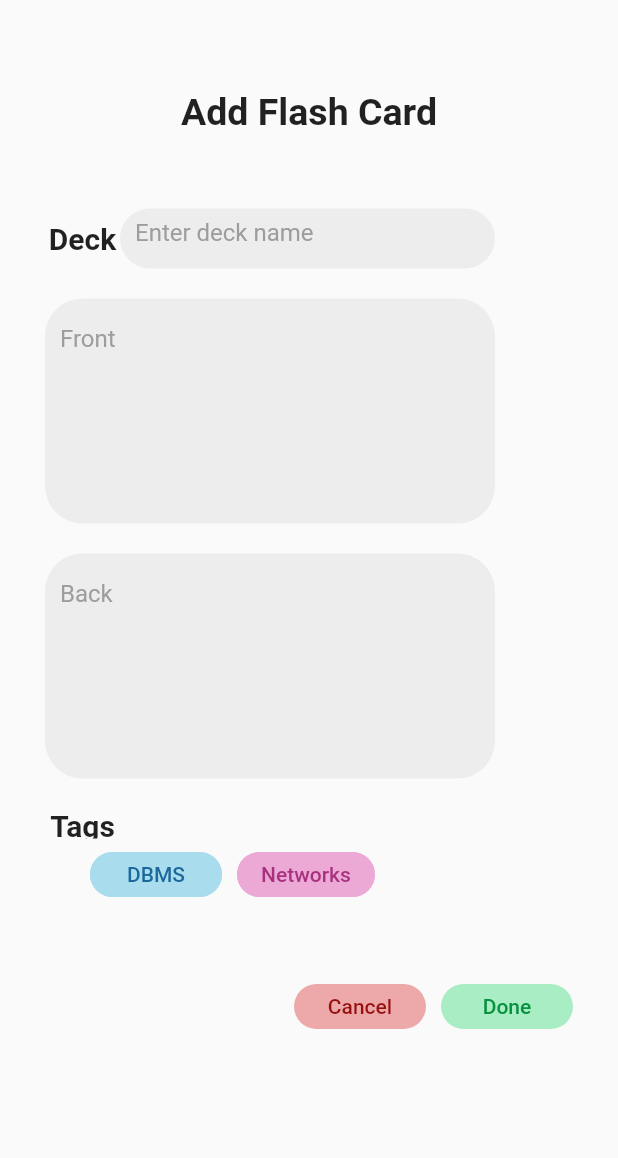
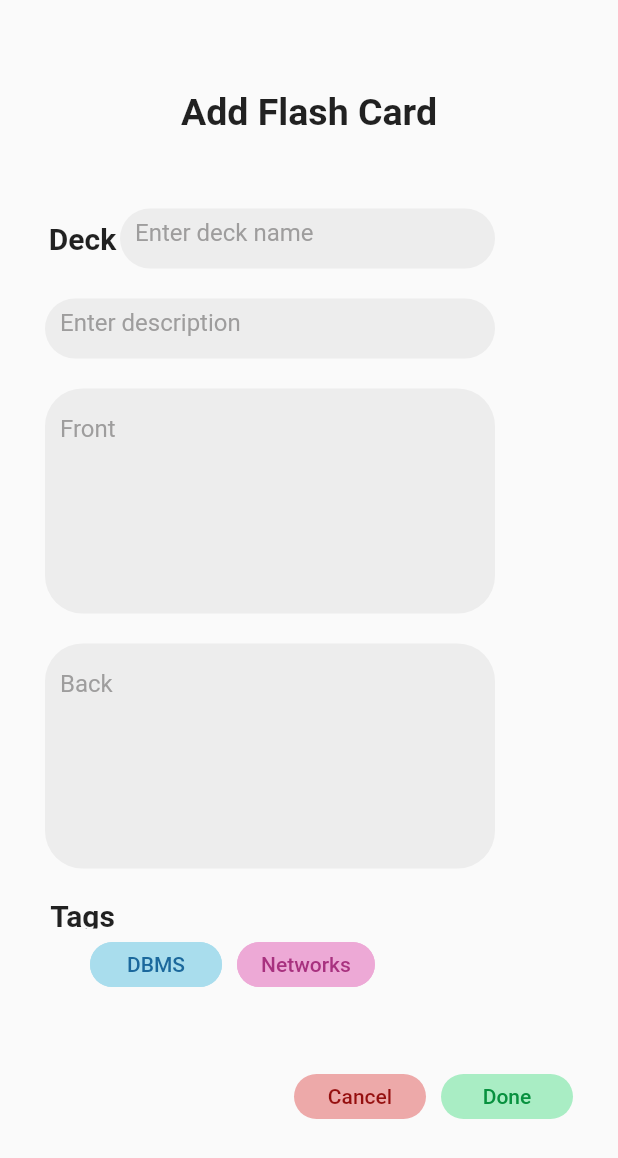
Before and after one commit to shaansubbaiah/Flashcards, a Flutter app: the AddCard screen opened by its route, after a tap on "Done", on a phone screen of 412 x 824 dp. Shown: the top 1158 px of the screen. Run offline on Flutter 3.47's test engine with Material 2 defaults, Android fonts, the phone set to English and light mode, and no system bars; our stand-ins replace cloud_firestore, curved_navigation_bar, firebase_auth, firebase_core; accounts and stored records are empty.

Commit message:
added users,decks,card collection

```diff
--- a/lib/add_card_page.dart
+++ b/lib/add_card_page.dart
@@ -1,4 +1,5 @@
 import 'package:flutter/material.dart';
+import 'package:flutterfiretest/database.dart';
 
 class AddCard extends StatefulWidget {
   @override
@@ -7,26 +8,34 @@ class AddCard extends StatefulWidget {
 
 class _AddCardState extends State<AddCard> {
   final TextEditingController deckNameController = TextEditingController();
+  final TextEditingController descController = TextEditingController();
   final TextEditingController frontController = TextEditingController();
   final TextEditingController backController = TextEditingController();
 
+  String tag;
+
   List<bool> pressed = [false, false];
 
-  void addTag() {}
+  void addTag(String tagName) {
+    tag = tagName;
+  }
 
   void cancel() {
     deckNameController.text = "";
     frontController.text = "";
     backController.text = "";
+    descController.text = "";
     setState(() {
       pressed = [false, false];
     });
   }
 
-  void post() {
-    print(deckNameController.text);
-    print(frontController.text);
-    print(backController.text);
+  void post() async {
+    String deckid = await DatabaseService()
+        .addDeck(deckNameController.text, descController.text, tag);
+
+    await DatabaseService()
+        .addCard(deckid, frontController.text, backController.text);
   }
 
   @override
@@ -98,6 +107,44 @@ class _AddCardState extends State<AddCard> {
                                 decoration: InputDecoration(
                                   border: InputBorder.none,
                                   hintText: "Enter deck name",
+                                  hintStyle: TextStyle(
+                                    color: Color(0xff9E9D9D),
+                                  ),
+                                ),
+                              ),
+                            ),
+                          ),
+                        ],
+                      ),
+                      SizedBox(
+                        height: 20.0,
+                      ),
+                      Row(
+                        children: [
+                          SizedBox(
+                            width: 300.0,
+                            height: 40.0,
+                            child: Container(
+                              padding: EdgeInsets.only(
+                                  top: 5.0,
+                                  bottom: 5.0,
+                                  right: 10.0,
+                                  left: 10.0),
+                              decoration: BoxDecoration(
+                                color: Color(0xffEDEDED),
+                                borderRadius: BorderRadius.all(
+                                  Radius.circular(25.0),
+                                ),
+                              ),
+                              child: TextField(
+                                controller: descController,
+                                style: TextStyle(
+                                  color: Color(0xff9E9D9D),
+                                ),
+                                cursorColor: Color(0xff9E9D9D),
+                                decoration: InputDecoration(
+                                  border: InputBorder.none,
+                                  hintText: "Enter description",
                                   hintStyle: TextStyle(
                                     color: Color(0xff9E9D9D),
                                   ),
@@ -221,7 +268,7 @@ class _AddCardState extends State<AddCard> {
                                 pressed[1] = false;
                                 pressed[0] = !pressed[0];
                               });
-                              print(pressed[0]);
+                              addTag("DBMS");
                             },
                             child: Text(
                               "DBMS",
@@ -247,7 +294,7 @@ class _AddCardState extends State<AddCard> {
                                 pressed[0] = false;
                                 pressed[1] = !pressed[1];
                               });
-                              print(pressed[1]);
+                              addTag("Networks");
                             },
                             child: Text(
                               "Networks",
@@ -312,7 +359,10 @@ class _AddCardState extends State<AddCard> {
                       ],
                     ),
                   ],
-                )
+                ),
+                SizedBox(
+                  height: 20.0,
+                ),
               ],
             ),
           ),
--- a/lib/auth_service.dart
+++ b/lib/auth_service.dart
@@ -1,4 +1,5 @@
 import 'package:firebase_auth/firebase_auth.dart';
+import 'package:flutterfiretest/database.dart';
 
 class AuthService {
   final FirebaseAuth _firebaseAuth;
@@ -13,10 +14,13 @@ class AuthService {
 
   Future<String> signIn({String email, String password}) async {
     try {
-      await _firebaseAuth.signInWithEmailAndPassword(
+      UserCredential userCredential =
+          await _firebaseAuth.signInWithEmailAndPassword(
         email: email,
         password: password,
       );
+
+      await DatabaseService().getUid(userCredential.user.uid);
       return "Signed In";
     } catch (e) {
       return e.message;
@@ -25,10 +29,13 @@ class AuthService {
 
   Future<String> signUp({String email, String password}) async {
     try {
-      await _firebaseAuth.createUserWithEmailAndPassword(
+      UserCredential userCredential =
+          await _firebaseAuth.createUserWithEmailAndPassword(
         email: email,
         password: password,
       );
+
+      await DatabaseService().addUserData(userCredential.user.uid);
       return "Signed Up";
     } catch (e) {
       return e.message;
--- /dev/null
+++ b/lib/database.dart
@@ -0,0 +1,40 @@
+import 'package:cloud_firestore/cloud_firestore.dart';
+
+class DatabaseService {
+  static String uid;
+  static String deckid;
+
+  final CollectionReference userCollection =
+      FirebaseFirestore.instance.collection('users');
+
+  final CollectionReference deckCollection =
+      FirebaseFirestore.instance.collection('decks');
+
+  final CollectionReference cardCollection =
+      FirebaseFirestore.instance.collection('cards');
+
+  // DatabaseService(this.uid);
+
+  Future addUserData(String uid) async {
+    DatabaseService.uid = uid;
+    return await userCollection.add({"uid": uid});
+  }
+
+  Future getUid(String uid) async {
+    DatabaseService.uid = uid;
+    print(DatabaseService.uid);
+  }
+
+  Future addCard(String deckId, String front, String back) async {
+    return await cardCollection
+        .add({"deckid": deckId, "front": front, "back": back});
+  }
+
+  Future addDeck(String deckname, String desc, String tag) async {
+    final docRef = await deckCollection
+        .add({"uid": uid, "deckname": deckname, "desc": desc, "tag": tag});
+
+    deckid = docRef.id;
+    return deckid;
+  }
+}
```
